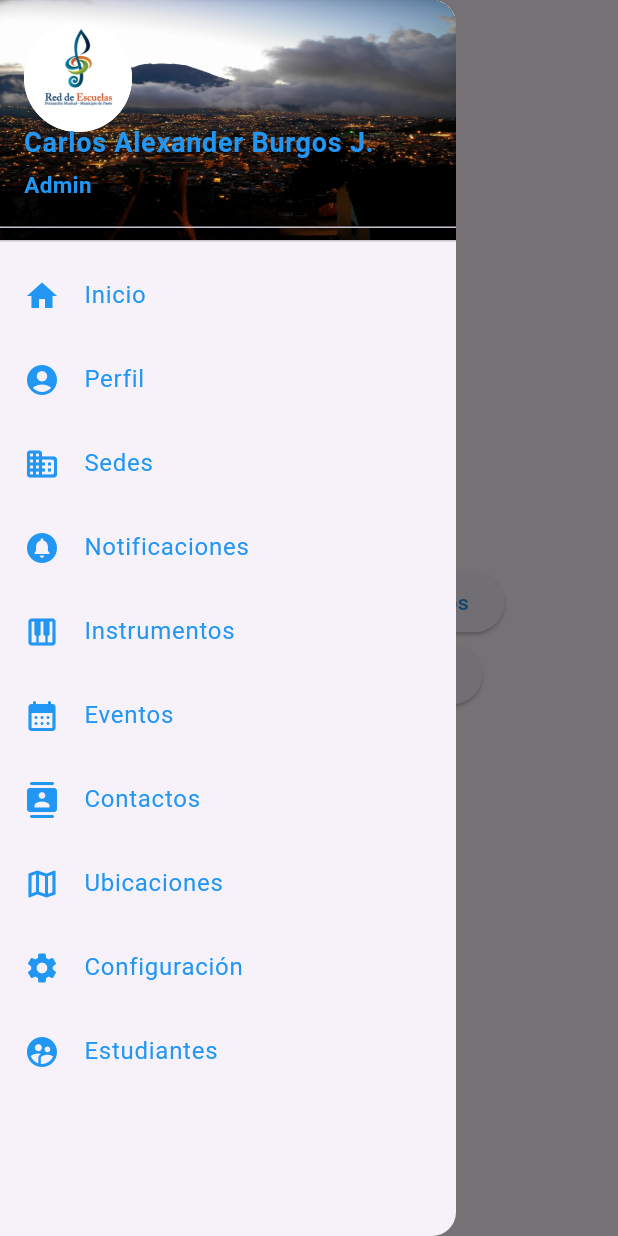
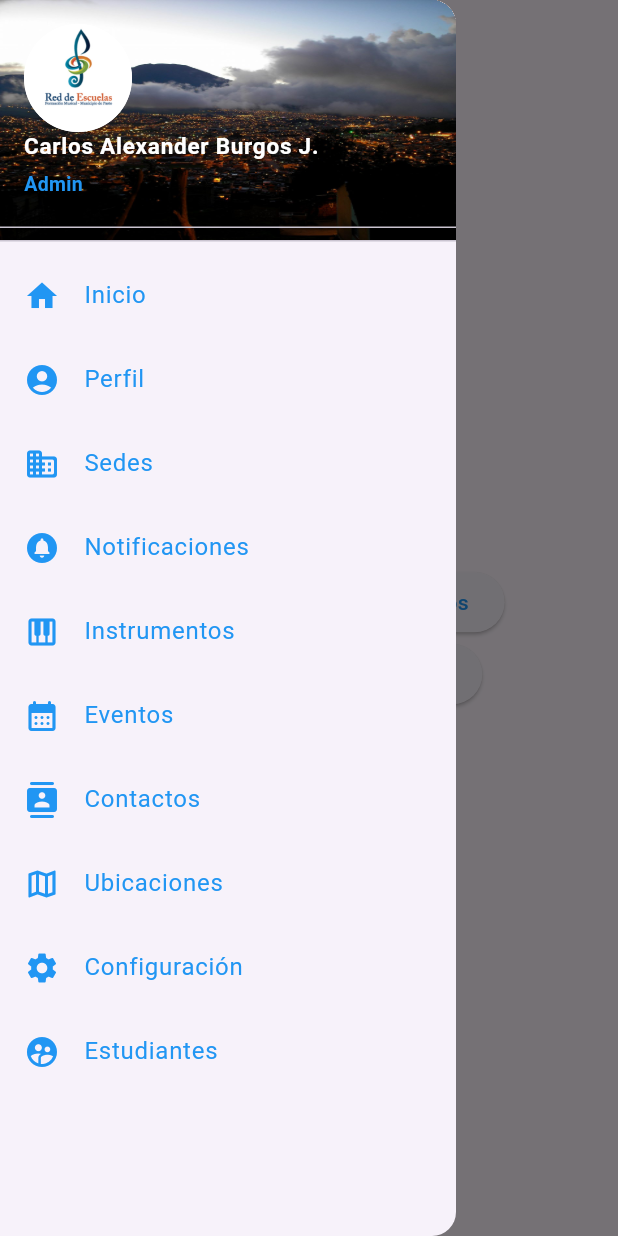
Before and after one commit to CarlosBurgos1609/REFMP, a Flutter app: the ContactsPage screen opened directly, with the side drawer open, on a phone screen of 412 x 824 dp. Run offline on Flutter 3.47's test engine with Material 3 defaults, Android fonts, the phone set to English and light mode, and no system bars; our stand-ins replace cloud_firestore, firebase_core; accounts and stored records are empty.

Commit message:
Update menu

```diff
--- a/lib/routes/menu.dart
+++ b/lib/routes/menu.dart
@@ -151,14 +151,14 @@ class Menu {
                     "Carlos Alexander Burgos J.",
                     textAlign: TextAlign.center,
                     style: TextStyle(
-                        fontSize: 18,
-                        color: Colors.blue,
+                        fontSize: 15,
+                        color: Colors.white,
                         fontWeight: FontWeight.bold),
                   ),
                   accountEmail: const Text(
                     "Admin",
                     style: TextStyle(
-                        fontSize: 15,
+                        fontSize: 13,
                         color: Colors.blue,
                         fontWeight: FontWeight.bold),
                   ),
```
